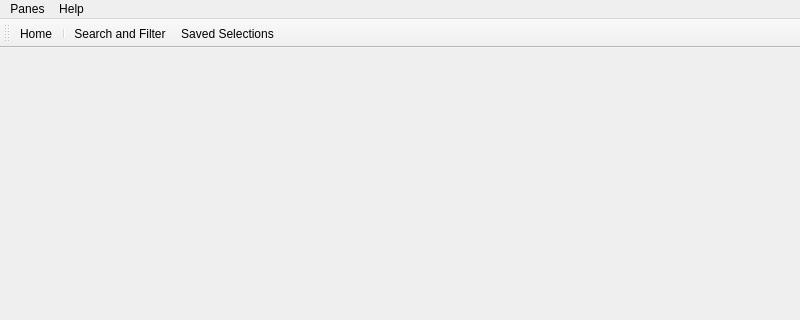
First picture: the form in neuroscheme/MainWindow.ui, repository vg-lab/NeuroScheme, before the edit; both pictures show x 0 to 800 and y 0 to 320 of the 800 by 600 pixel window.
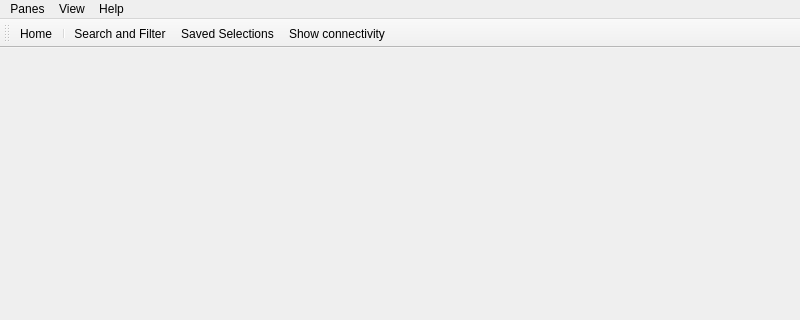
Second picture: the form after the edit. Icons and pictures are not drawn.

Commit message: Added toggle button for showing/hiding connectivity.

Patch:
```diff
--- a/neuroscheme/MainWindow.ui
+++ b/neuroscheme/MainWindow.ui
@@ -24,7 +24,7 @@
      <x>0</x>
      <y>0</y>
      <width>800</width>
-     <height>37</height>
+     <height>28</height>
     </rect>
    </property>
    <widget class="QMenu" name="menuPanes">
@@ -43,7 +43,14 @@
     </property>
     <addaction name="actionAbout"/>
    </widget>
+   <widget class="QMenu" name="menuView">
+    <property name="title">
+     <string>View</string>
+    </property>
+    <addaction name="actionShowConnectivity"/>
+   </widget>
    <addaction name="menuPanes"/>
+   <addaction name="menuView"/>
    <addaction name="menuHelp"/>
   </widget>
   <widget class="QStatusBar" name="statusbar"/>
@@ -61,6 +68,7 @@
    <addaction name="separator"/>
    <addaction name="actionLayouts"/>
    <addaction name="actionStoredSelections"/>
+   <addaction name="actionShowConnectivity"/>
   </widget>
   <action name="actionLayouts">
    <property name="checkable">
@@ -144,6 +152,24 @@
     <string>About...</string>
    </property>
   </action>
+  <action name="actionShowConnectivity">
+   <property name="checkable">
+    <bool>true</bool>
+   </property>
+   <property name="icon">
+    <iconset resource="resources.qrc">
+     <normaloff>:/icons/connectivity.png</normaloff>:/icons/connectivity.png</iconset>
+   </property>
+   <property name="text">
+    <string>Show connectivity</string>
+   </property>
+   <property name="toolTip">
+    <string>Show connectivity</string>
+   </property>
+   <property name="shortcut">
+    <string>Alt+C</string>
+   </property>
+  </action>
  </widget>
  <resources>
   <include location="resources.qrc"/>
```
The commit also changes 7 other files.
